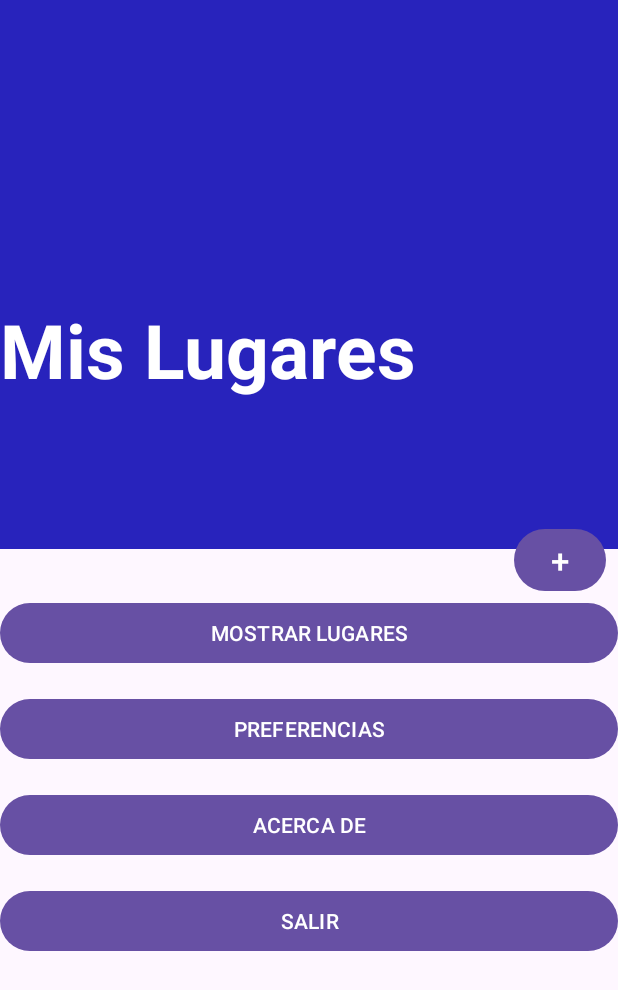
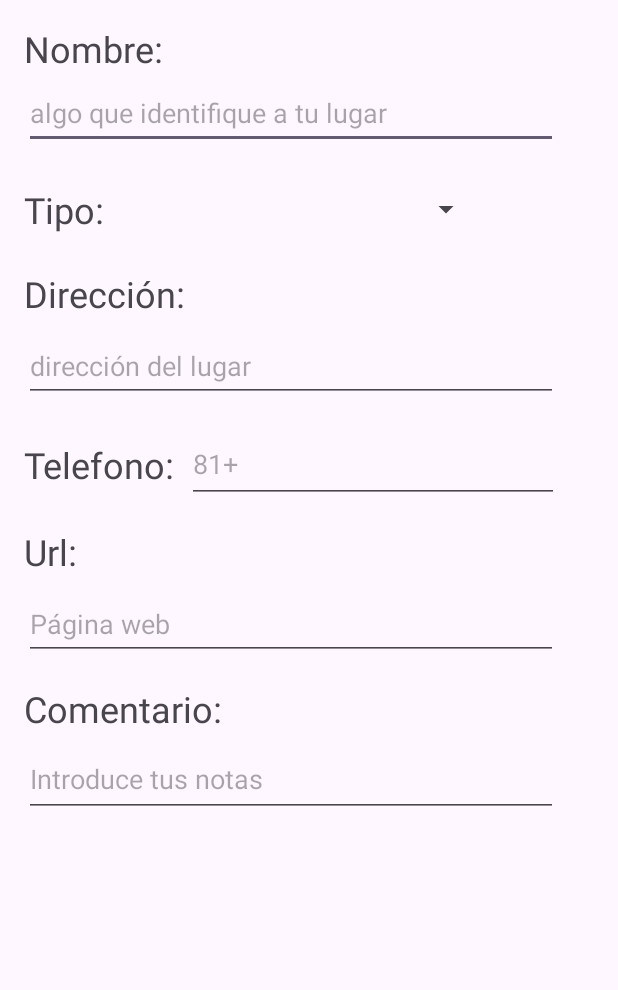
Before and after one commit to Enrique-OSM/PIA_MisLugares_Equipo8, an Android app: the screen it shows after launch (MainActivity), on a phone screen of 412 x 824 dp. Shown: the top 990 px of the screen. Run offline under Robolectric (Android 15) with nearby library versions, the phone set to English and light mode, and no system bars.

Commit message:
2015525_Un formulario para introducir nuevos lugares_2.5.1

```diff
--- a/app/build.gradle.kts
+++ b/app/build.gradle.kts
@@ -37,6 +37,7 @@ dependencies {
     implementation(libs.material)
     implementation(libs.activity)
     implementation(libs.constraintlayout)
+    implementation(libs.legacy.support.v4)
     testImplementation(libs.junit)
     androidTestImplementation(libs.ext.junit)
     androidTestImplementation(libs.espresso.core)
--- a/app/src/main/java/com/example/mislugares/MainActivity.java
+++ b/app/src/main/java/com/example/mislugares/MainActivity.java
@@ -10,6 +10,6 @@ public class MainActivity extends AppCompatActivity {
     @Override
     protected void onCreate(Bundle savedInstanceState) {
         super.onCreate(savedInstanceState);
-        setContentView(R.layout.activity_main);
+        setContentView(R.layout.edicion_lugar);
     }
 }
--- /dev/null
+++ b/app/src/main/res/layout/edicion_lugar.xml
@@ -0,0 +1,136 @@
+<?xml version="1.0" encoding="utf-8"?>
+<androidx.constraintlayout.widget.ConstraintLayout xmlns:android="http://schemas.android.com/apk/res/android"
+    xmlns:app="http://schemas.android.com/apk/res-auto"
+    xmlns:tools="http://schemas.android.com/tools"
+    android:layout_width="match_parent"
+    android:layout_height="match_parent">
+
+    <TextView
+        android:id="@+id/textView"
+        android:layout_width="121dp"
+        android:layout_height="27dp"
+        android:layout_marginStart="16dp"
+        android:layout_marginTop="16dp"
+        android:text="Nombre:"
+        android:textSize="24dp"
+        app:layout_constraintStart_toStartOf="parent"
+        app:layout_constraintTop_toTopOf="parent" />
+
+    <EditText
+        android:id="@+id/nombre"
+        android:layout_width="356dp"
+        android:layout_height="48dp"
+        android:layout_marginTop="8dp"
+        android:ems="10"
+        android:inputType="text"
+        android:hint="algo que identifique a tu lugar"
+        app:layout_constraintStart_toStartOf="@+id/textView"
+        app:layout_constraintTop_toBottomOf="@+id/textView" />
+
+    <TextView
+        android:id="@+id/textView2"
+        android:layout_width="wrap_content"
+        android:layout_height="wrap_content"
+        android:text="Tipo:"
+        android:textSize="24dp"
+        app:layout_constraintBottom_toBottomOf="@+id/tipo"
+        app:layout_constraintStart_toStartOf="@+id/textView"
+        app:layout_constraintTop_toTopOf="@+id/tipo" />
+
+    <Spinner
+        android:id="@+id/tipo"
+        android:layout_width="244dp"
+        android:layout_height="48dp"
+        android:layout_marginStart="8dp"
+        android:layout_marginTop="16dp"
+        app:layout_constraintStart_toEndOf="@+id/textView2"
+        app:layout_constraintTop_toBottomOf="@+id/nombre" />
+
+    <TextView
+        android:id="@+id/textView3"
+        android:layout_width="wrap_content"
+        android:layout_height="wrap_content"
+        android:layout_marginTop="16dp"
+        android:textSize="24dp"
+        android:text="Dirección:"
+        app:layout_constraintStart_toStartOf="@+id/textView"
+        app:layout_constraintTop_toBottomOf="@+id/tipo" />
+
+    <TextView
+        android:id="@+id/textView5"
+        android:layout_width="wrap_content"
+        android:layout_height="wrap_content"
+        android:layout_marginTop="16dp"
+        android:text="Url:"
+        android:textSize="24dp"
+        app:layout_constraintStart_toStartOf="@+id/textView"
+        app:layout_constraintTop_toBottomOf="@+id/telefono" />
+
+    <TextView
+        android:id="@+id/textView6"
+        android:layout_width="wrap_content"
+        android:layout_height="wrap_content"
+        android:layout_marginTop="16dp"
+        android:text="Comentario:"
+        android:textSize="24dp"
+        app:layout_constraintStart_toStartOf="@+id/textView"
+        app:layout_constraintTop_toBottomOf="@+id/url" />
+
+    <EditText
+        android:id="@+id/direccion"
+        android:layout_width="356dp"
+        android:layout_height="48dp"
+        android:layout_marginTop="8dp"
+        android:ems="10"
+        android:inputType="textPostalAddress"
+        android:hint="dirección del lugar"
+        app:layout_constraintStart_toStartOf="@+id/textView"
+        app:layout_constraintTop_toBottomOf="@+id/textView3" />
+
+    <TextView
+        android:id="@+id/textView4"
+        android:layout_width="wrap_content"
+        android:layout_height="wrap_content"
+        android:text="Telefono:"
+        android:textSize="24dp"
+        app:layout_constraintBottom_toBottomOf="@+id/telefono"
+        app:layout_constraintStart_toStartOf="@+id/textView"
+        app:layout_constraintTop_toTopOf="@+id/telefono" />
+
+    <EditText
+        android:id="@+id/telefono"
+        android:layout_width="248dp"
+        android:layout_height="51dp"
+        android:layout_marginStart="8dp"
+        android:layout_marginTop="16dp"
+        android:ems="10"
+        android:inputType="phone"
+        android:hint="81+"
+        app:layout_constraintStart_toEndOf="@+id/textView4"
+        app:layout_constraintTop_toBottomOf="@+id/direccion" />
+
+    <EditText
+        android:id="@+id/url"
+        android:layout_width="356dp"
+        android:layout_height="48dp"
+        android:layout_marginTop="8dp"
+        android:ems="10"
+        android:inputType="textUri"
+        android:minHeight="48dp"
+        android:hint="Página web"
+        app:layout_constraintStart_toStartOf="@+id/textView"
+        app:layout_constraintTop_toBottomOf="@+id/textView5" />
+
+    <EditText
+        android:id="@+id/comentario"
+        android:layout_width="356dp"
+        android:layout_height="48dp"
+        android:layout_marginTop="8dp"
+        android:ems="10"
+        android:gravity="start|top"
+        android:inputType="textMultiLine"
+        android:hint="Introduce tus notas"
+        app:layout_constraintStart_toStartOf="@+id/textView"
+        app:layout_constraintTop_toBottomOf="@+id/textView6" />
+
+</androidx.constraintlayout.widget.ConstraintLayout>
--- a/gradle/libs.versions.toml
+++ b/gradle/libs.versions.toml
@@ -7,6 +7,7 @@ appcompat = "1.6.1"
 material = "1.10.0"
 activity = "1.8.0"
 constraintlayout = "2.1.4"
+legacySupportV4 = "1.0.0"
 
 [libraries]
 junit = { group = "junit", name = "junit", version.ref = "junit" }
@@ -16,6 +17,7 @@ appcompat = { group = "androidx.appcompat", name = "appcompat", version.ref = "a
 material = { group = "com.google.android.material", name = "material", version.ref = "material" }
 activity = { group = "androidx.activity", name = "activity", version.ref = "activity" }
 constraintlayout = { group = "androidx.constraintlayout", name = "constraintlayout", version.ref = "constraintlayout" }
+legacy-support-v4 = { group = "androidx.legacy", name = "legacy-support-v4", version.ref = "legacySupportV4" }
 
 [plugins]
 android-application = { id = "com.android.application", version.ref = "agp" }
```
